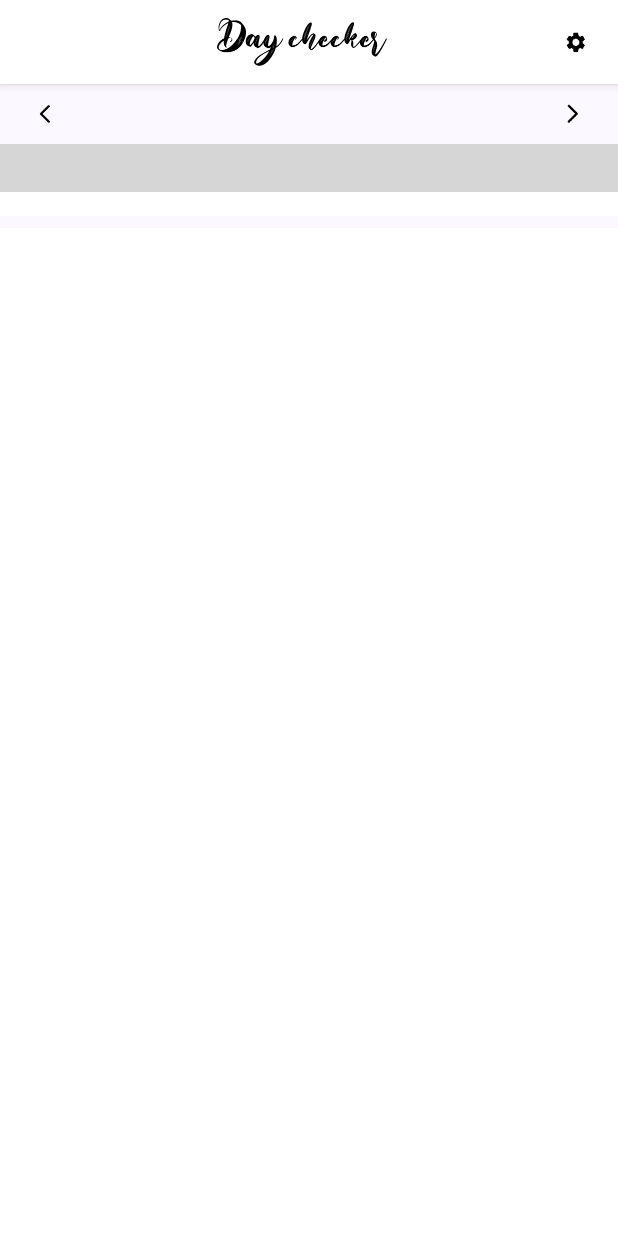
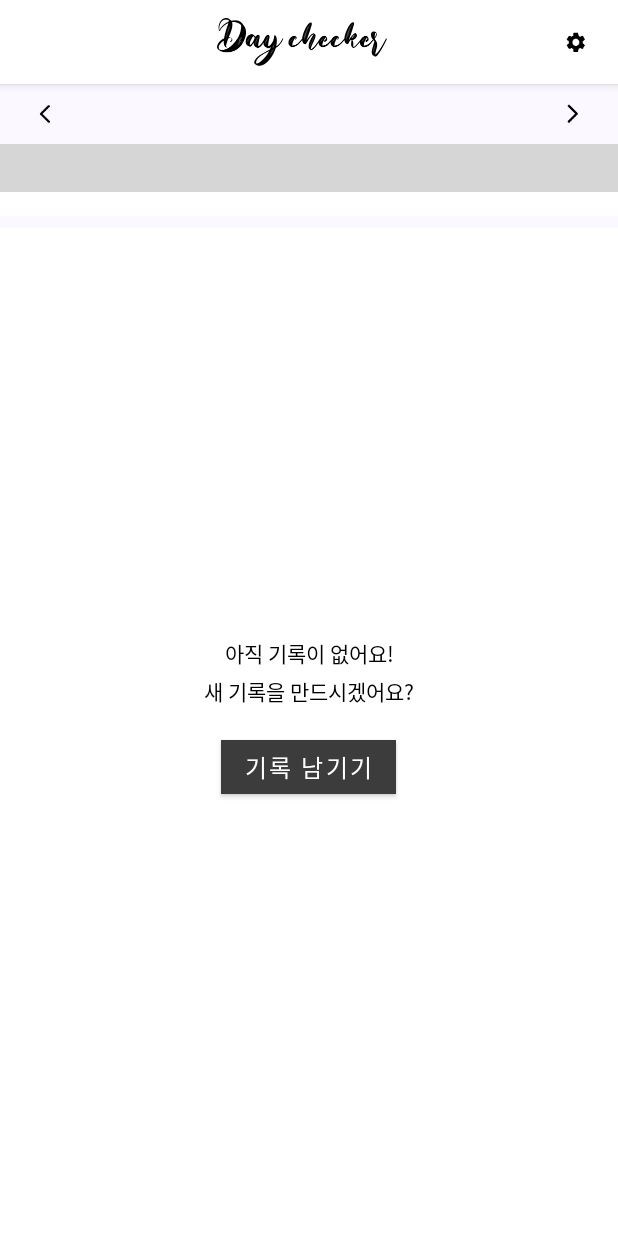
Before and after one commit to onhyeon618/Day_Checker, an Android app: the screen it shows after launch (MainActivity), on a phone screen of 412 x 824 dp. Run offline under Robolectric (Android 15) with nearby library versions, the phone set to English and light mode, and no system bars; libraries missing offline, so code that uses them is left out: com.kizitonwose.calendarview; plain views replace CalendarView; 7 statements that could not run were skipped; grey boxes are pictures that could not be loaded.

Commit message:
Add new record button on MainActivity
* apply framelayout below calendarview
* set action on button: move to editor layout, come back on back button
* use com.google.android.material.button.MaterialButton to change design

```diff
--- a/DayChecker/app/src/main/java/com/toyprojects/daychecker/EditorActivity.kt
+++ b/DayChecker/app/src/main/java/com/toyprojects/daychecker/EditorActivity.kt
@@ -16,8 +16,8 @@ class EditorActivity : AppCompatActivity() {
         topAppBar.setTitle(R.string.records)
 
         topAppBar.setNavigationOnClickListener {
-            Toast.makeText(this, "Back pressed", Toast.LENGTH_SHORT).show()
-            // finish()
+            // 작성 내용 있는지 먼저 확인, 있으면 Alert 띄우도록 수정 필요
+            finish()
         }
         topAppBar.setOnMenuItemClickListener { menuItem ->
             when (menuItem.itemId) {
--- a/DayChecker/app/src/main/java/com/toyprojects/daychecker/MainActivity.kt
+++ b/DayChecker/app/src/main/java/com/toyprojects/daychecker/MainActivity.kt
@@ -49,6 +49,16 @@ class MainActivity : AppCompatActivity() {
                 }
                 else -> false
             }
+        }
+
+        // Add record buttons
+        binding.btnNewRecord.setOnClickListener {
+            val intent = Intent(this, EditorActivity::class.java)
+            startActivity(intent)
+        }
+        binding.btnAddRecord.setOnClickListener {
+            val intent = Intent(this, EditorActivity::class.java)
+            startActivity(intent)
         }
 
         // set up calendar
@@ -176,5 +186,7 @@ class MainActivity : AppCompatActivity() {
                 binding.calendarView.notifyDateChanged(oldDate)
             }
         }
+
+        // 선택한 날짜의 기록 여부에 따라...
     }
 }
--- a/DayChecker/app/src/main/res/layout/activity_main.xml
+++ b/DayChecker/app/src/main/res/layout/activity_main.xml
@@ -82,11 +82,13 @@
         android:layout_width="match_parent"
         android:layout_height="0dp"
         android:orientation="vertical"
+        app:layout_constraintBottom_toBottomOf="parent"
         app:layout_constraintTop_toBottomOf="@+id/monthHeaderLayout">
 
         <androidx.core.widget.NestedScrollView
             android:layout_width="match_parent"
-            android:layout_height="match_parent">
+            android:layout_height="match_parent"
+            android:fillViewport="true">
 
             <LinearLayout
                 android:layout_width="match_parent"
@@ -111,13 +113,72 @@
 
                 <FrameLayout
                     android:layout_width="match_parent"
-                    android:layout_height="match_parent" >
+                    android:layout_height="match_parent">
 
-                    <androidx.recyclerview.widget.RecyclerView
-                        android:id="@+id/recordsRV"
+                    <LinearLayout
                         android:layout_width="match_parent"
-                        android:layout_height="wrap_content"
-                        android:nestedScrollingEnabled="false" />
+                        android:layout_height="match_parent"
+                        android:orientation="vertical"
+                        android:visibility="invisible" >
+
+                        <androidx.recyclerview.widget.RecyclerView
+                            android:id="@+id/recordsRV"
+                            android:layout_width="match_parent"
+                            android:layout_height="wrap_content"
+                            android:nestedScrollingEnabled="false" />
+
+                        <com.google.android.material.button.MaterialButton
+                            android:id="@+id/btnAddRecord"
+                            android:layout_width="wrap_content"
+                            android:layout_height="wrap_content"
+                            android:layout_marginVertical="16dp"
+                            android:layout_gravity="center_horizontal"
+                            app:cornerRadius="0dp"
+                            app:backgroundTint="#3C3C3C"
+                            android:text="@string/add_record"
+                            android:fontFamily="@font/medium"
+                            android:textColor="#FFFFFF"
+                            android:textSize="16dp"/>
+
+                    </LinearLayout>
+
+                    <LinearLayout
+                        android:layout_width="match_parent"
+                        android:layout_height="match_parent"
+                        android:gravity="center_vertical|center_horizontal"
+                        android:orientation="vertical">
+
+                        <TextView
+                            android:layout_width="match_parent"
+                            android:layout_height="wrap_content"
+                            android:fontFamily="@font/light"
+                            android:gravity="center"
+                            android:text="@string/no_record1"
+                            android:textColor="@color/black"
+                            android:textSize="14sp" />
+
+                        <TextView
+                            android:layout_width="match_parent"
+                            android:layout_height="wrap_content"
+                            android:layout_marginTop="4dp"
+                            android:fontFamily="@font/light"
+                            android:gravity="center"
+                            android:text="@string/no_record2"
+                            android:textColor="@color/black"
+                            android:textSize="14sp" />
+
+                        <com.google.android.material.button.MaterialButton
+                            android:id="@+id/btnNewRecord"
+                            android:layout_width="wrap_content"
+                            android:layout_height="wrap_content"
+                            android:layout_marginVertical="16dp"
+                            app:cornerRadius="0dp"
+                            app:backgroundTint="#3C3C3C"
+                            android:text="@string/first_record"
+                            android:fontFamily="@font/medium"
+                            android:textColor="#FFFFFF"
+                            android:textSize="16dp"/>
+                    </LinearLayout>
 
                 </FrameLayout>
 
--- a/DayChecker/app/src/main/res/values/strings.xml
+++ b/DayChecker/app/src/main/res/values/strings.xml
@@ -5,4 +5,11 @@
     <string name="records">기록하기</string>
     <string name="save_record">저장</string>
     <string name="inquiries">문의하기</string>
+
+    <string name="no_record1">아직 기록이 없어요!</string>
+    <string name="no_record2">새 기록을 만드시겠어요?</string>
+
+    <string name="first_record">기록 남기기</string>
+    <string name="add_record">기록 추가하기</string>
+
 </resources>
```
Also changed, not shown: DayChecker/app/src/main/res/drawable-hdpi/save_button.png, DayChecker/app/src/main/res/drawable-ldpi/save_button.png, DayChecker/app/src/main/res/drawable-mdpi/save_button.png, DayChecker/app/src/main/res/drawable-xhdpi/save_button.png, DayChecker/app/src/main/res/drawable-xxhdpi/save_button.png, DayChecker/app/src/main/res/drawable-xxxhdpi/save_button.png, 1 other file.
